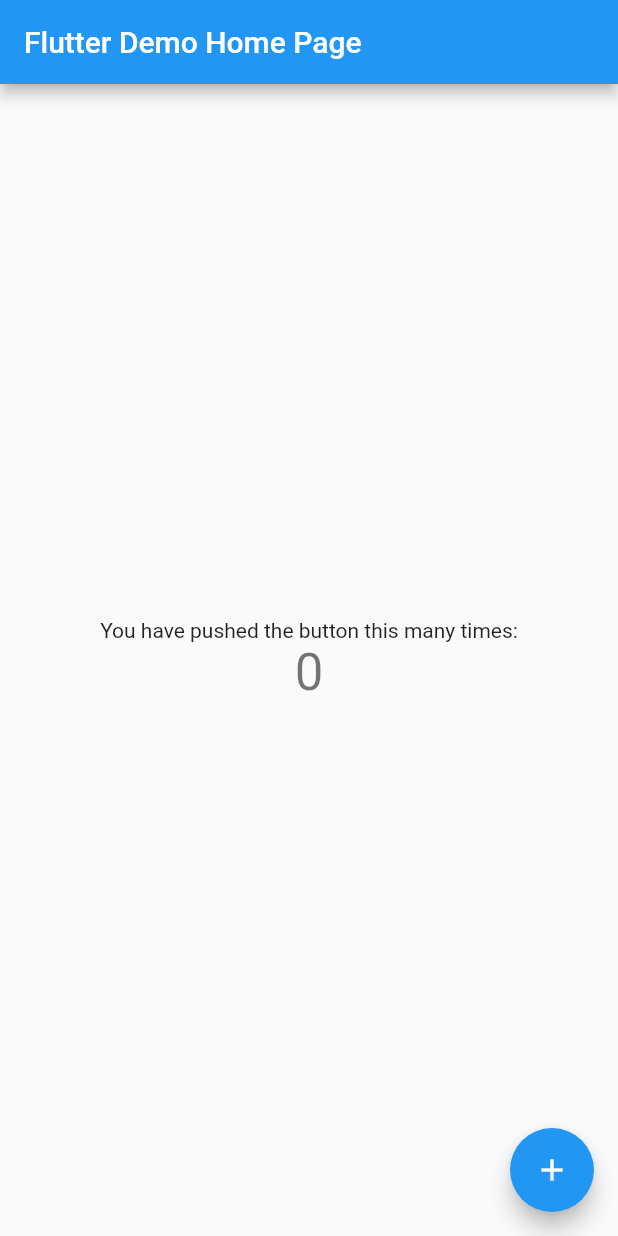
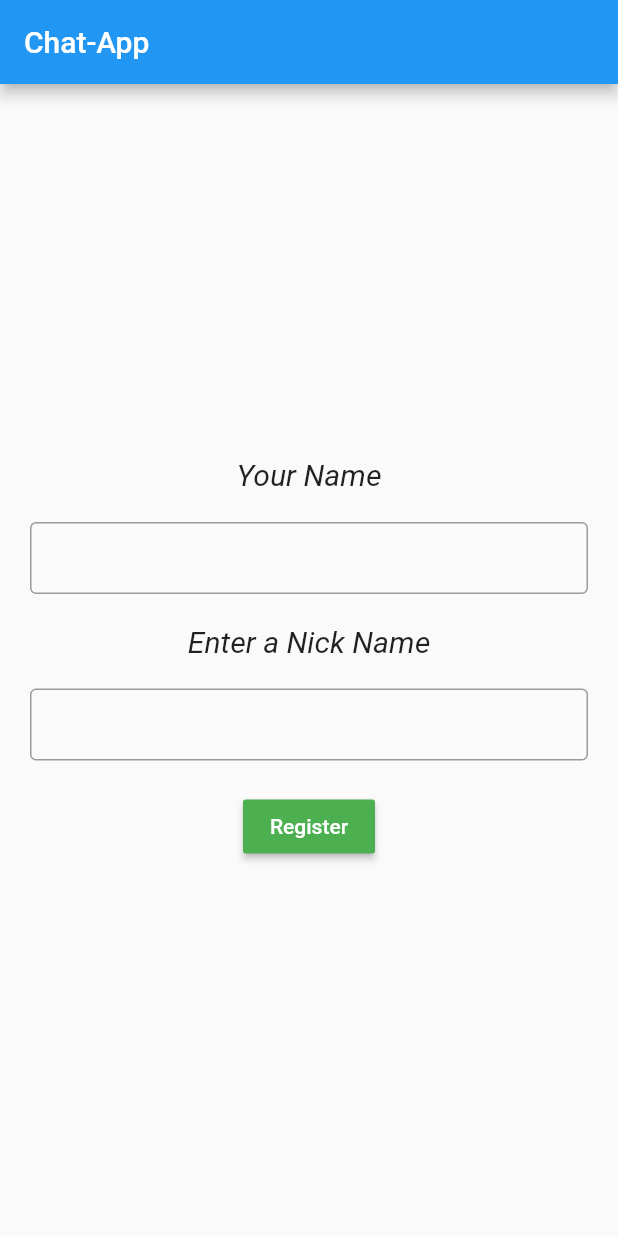
Before and after one commit to sagarjadhav2291/flutter-hackthon-chat, a Flutter app: the screen it shows after launch, on a phone screen of 412 x 824 dp. Run offline on Flutter 3.47's test engine with Material 2 defaults, Android fonts, the phone set to English and light mode, and no system bars.

Commit message:
First Commit

```diff
--- a/chat/lib/main.dart
+++ b/chat/lib/main.dart
@@ -1,111 +1,87 @@
+import 'package:chat_app/Users.dart';
 import 'package:flutter/material.dart';
 
 void main() => runApp(MyApp());
 
-class MyApp extends StatelessWidget {
-  // This widget is the root of your application.
+class MyApp extends StatefulWidget {
+  @override
+  _MyAppState createState() => _MyAppState();
+}
+
+class _MyAppState extends State<MyApp> {
   @override
   Widget build(BuildContext context) {
     return MaterialApp(
-      title: 'Flutter Demo',
-      theme: ThemeData(
-        // This is the theme of your application.
-        //
-        // Try running your application with "flutter run". You'll see the
-        // application has a blue toolbar. Then, without quitting the app, try
-        // changing the primarySwatch below to Colors.green and then invoke
-        // "hot reload" (press "r" in the console where you ran "flutter run",
-        // or simply save your changes to "hot reload" in a Flutter IDE).
-        // Notice that the counter didn't reset back to zero; the application
-        // is not restarted.
-        primarySwatch: Colors.blue,
-      ),
-      home: MyHomePage(title: 'Flutter Demo Home Page'),
+      title: 'Chat',
+      routes: <String, WidgetBuilder>{
+        '/Users': (BuildContext context) => new ChatUsers(),
+      },
+      home: LoginScreen(),
     );
   }
 }
 
-class MyHomePage extends StatefulWidget {
-  MyHomePage({Key key, this.title}) : super(key: key);
-
-  // This widget is the home page of your application. It is stateful, meaning
-  // that it has a State object (defined below) that contains fields that affect
-  // how it looks.
-
-  // This class is the configuration for the state. It holds the values (in this
-  // case the title) provided by the parent (in this case the App widget) and
-  // used by the build method of the State. Fields in a Widget subclass are
-  // always marked "final".
-
-  final String title;
-
-  @override
-  _MyHomePageState createState() => _MyHomePageState();
-}
-
-class _MyHomePageState extends State<MyHomePage> {
-  int _counter = 0;
-
-  void _incrementCounter() {
-    setState(() {
-      // This call to setState tells the Flutter framework that something has
-      // changed in this State, which causes it to rerun the build method below
-      // so that the display can reflect the updated values. If we changed
-      // _counter without calling setState(), then the build method would not be
-      // called again, and so nothing would appear to happen.
-      _counter++;
-    });
-  }
-
+class LoginScreen extends StatelessWidget {
   @override
   Widget build(BuildContext context) {
-    // This method is rerun every time setState is called, for instance as done
-    // by the _incrementCounter method above.
-    //
-    // The Flutter framework has been optimized to make rerunning build methods
-    // fast, so that you can just rebuild anything that needs updating rather
-    // than having to individually change instances of widgets.
-    return Scaffold(
-      appBar: AppBar(
-        // Here we take the value from the MyHomePage object that was created by
-        // the App.build method, and use it to set our appbar title.
-        title: Text(widget.title),
+
+    return new Scaffold(
+        appBar: new AppBar(
+          title: Text('Chat-App'),
         ),
-      body: Center(
-        // Center is a layout widget. It takes a single child and positions it
-        // in the middle of the parent.
-        child: Column(
-          // Column is also layout widget. It takes a list of children and
-          // arranges them vertically. By default, it sizes itself to fit its
-          // children horizontally, and tries to be as tall as its parent.
-          //
-          // Invoke "debug painting" (press "p" in the console, choose the
-          // "Toggle Debug Paint" action from the Flutter Inspector in Android
-          // Studio, or the "Toggle Debug Paint" command in Visual Studio Code)
-          // to see the wireframe for each widget.
-          //
-          // Column has various properties to control how it sizes itself and
-          // how it positions its children. Here we use mainAxisAlignment to
-          // center the children vertically; the main axis here is the vertical
-          // axis because Columns are vertical (the cross axis would be
-          // horizontal).
+        body: new Container(
+          child: new Center(
+            child: new Column(
               mainAxisAlignment: MainAxisAlignment.center,
-          children: <Widget>[
+              children: [
                 Text(
-              'You have pushed the button this many times:',
+                  'Your Name',
+                  style: TextStyle(fontSize: 20, fontStyle: FontStyle.italic),
+                ),
+                Padding(
+                  padding: const EdgeInsets.all(20.0),
+                  child: TextField(
+                    decoration: InputDecoration(
+                      border: OutlineInputBorder(),
+                      hintStyle: TextStyle(
+                          fontWeight: FontWeight.w300, color: Colors.red),
+                      contentPadding: EdgeInsets.fromLTRB(10, 10, 10, 10),
+                      hintText: '',
+                    ),
+                  ),
                 ),
                 Text(
-              '$_counter',
-              style: Theme.of(context).textTheme.display1,
+                  'Enter a Nick Name',
+                  style: TextStyle(fontSize: 20, fontStyle: FontStyle.italic),
+                ),
+                Padding(
+                  padding: const EdgeInsets.all(20.0),
+                  child: TextField(
+                    decoration: InputDecoration(
+                      border: OutlineInputBorder(),
+                      hintStyle: TextStyle(
+                          fontWeight: FontWeight.w300, color: Colors.red),
+                      contentPadding: EdgeInsets.fromLTRB(10, 10, 10, 10),
+                      hintText: '',
+                    ),
+                  ),
+                ),
+                RaisedButton(
+                  child: Text("Register"),
+                  onPressed: () {
+                    Navigator.push(
+                      context,
+                      MaterialPageRoute(builder: (BuildContext context) => ChatUsers()),
+                    );
+                  },
+                  color: Colors.green,
+                  textColor: Colors.white,
+                  padding: EdgeInsets.fromLTRB(10, 10, 10, 10),
                 ),
               ],
             ),
           ),
-      floatingActionButton: FloatingActionButton(
-        onPressed: _incrementCounter,
-        tooltip: 'Increment',
-        child: Icon(Icons.add),
-      ), // This trailing comma makes auto-formatting nicer for build methods.
+        ),
       );
   }
 }
--- a/chat/pubspec.yaml
+++ b/chat/pubspec.yaml
@@ -1,4 +1,4 @@
-name: chat
+name: chat_app
 description: A new Flutter project.
 
 # The following defines the version and build number for your application.
```
Also changed, not shown: chat/lib/Users.dart (added, +53 -0 lines), chat/lib/chatitem.dart (added, +48 -0 lines), chat/lib/chatscreen.dart (added, +75 -0 lines), chat/lib/userlistItem.dart (added, +54 -0 lines), 12 other files. Lines whose indentation alone changed are shown as unchanged.
